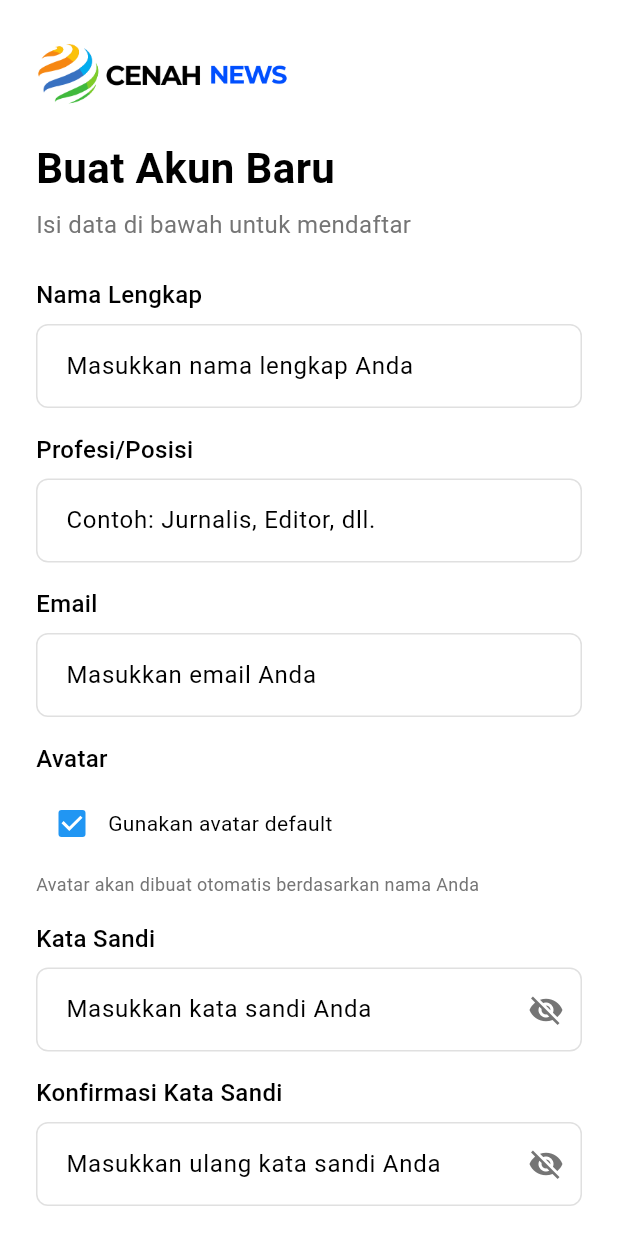
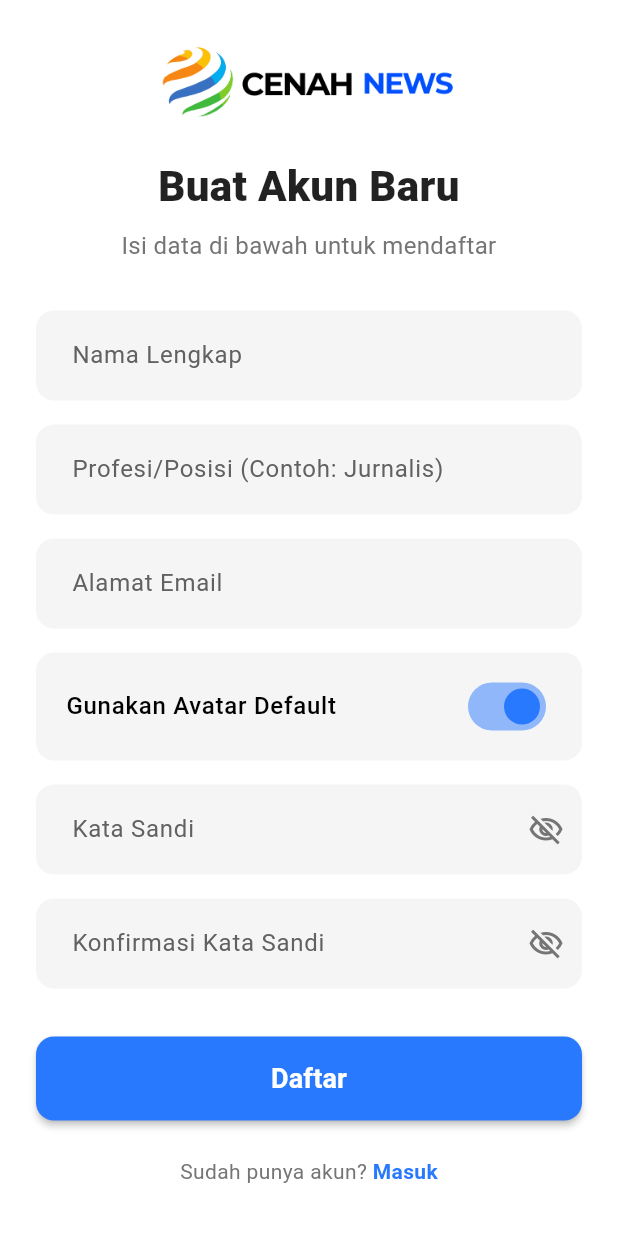
Before and after one commit to Mrizallr/Cenah_NewsApp, a Flutter app: the RegisterScreen screen opened by its route, on a phone screen of 412 x 824 dp. Run offline on Flutter 3.47's test engine with Material 3 defaults, Android fonts, the light colour scheme and no system bars; our stand-ins replace flutter_screenutil, shared_preferences; accounts and stored records are empty; Roboto replaces fonts that are missing (Poppins).

Commit message:
update ui register

```diff
--- a/lib/src/pages/auth/register_screen.dart
+++ b/lib/src/pages/auth/register_screen.dart
@@ -25,7 +25,13 @@ class _RegisterScreenState extends State<RegisterScreen> {
   bool _isLoading = false;
   bool _useDefaultAvatar = true;
 
-  void _submitForm(BuildContext context) async {
+  // Warna utama baru sesuai permintaan Anda
+  static final Color _primaryColor = Colors.blueAccent[400]!;
+
+  void _submitForm() async {
+    // Sembunyikan keyboard saat submit
+    FocusScope.of(context).unfocus();
+
     if (_formKey.currentState!.validate()) {
       setState(() => _isLoading = true);
 
@@ -36,7 +42,7 @@ class _RegisterScreenState extends State<RegisterScreen> {
         "password": _passwordController.text,
         "avatar":
             _useDefaultAvatar
-                ? 'https://i.pravatar.cc/150?img=${_nameController.text}'
+                ? 'https://i.pravatar.cc/150?u=${_emailController.text}'
                 : _avatarUrlController.text,
       };
 
@@ -47,12 +53,14 @@ class _RegisterScreenState extends State<RegisterScreen> {
         if (success) {
           _showSuccessDialog();
         } else {
-          _showSnackBar("Registrasi gagal - Email mungkin sudah terdaftar");
+          _showSnackBar("Registrasi gagal - Email mungkin sudah terdaftar.");
         }
       } catch (e) {
         _showSnackBar("Terjadi kesalahan: ${e.toString()}");
       } finally {
+        if (mounted) {
           setState(() => _isLoading = false);
+        }
       }
     }
   }
@@ -60,13 +68,10 @@ class _RegisterScreenState extends State<RegisterScreen> {
   void _showSnackBar(String message, {bool isError = true}) {
     ScaffoldMessenger.of(context).showSnackBar(
       SnackBar(
-        content: Text(message),
+        content: Text(message, style: const TextStyle(color: Colors.white)),
         behavior: SnackBarBehavior.floating,
-        shape: RoundedRectangleBorder(borderRadius: BorderRadius.circular(10)),
-        backgroundColor:
-            isError
-                ? Theme.of(context).colorScheme.error
-                : Theme.of(context).colorScheme.primary,
+        shape: RoundedRectangleBorder(borderRadius: BorderRadius.circular(12)),
+        backgroundColor: isError ? Colors.redAccent : Colors.green,
       ),
     );
   }
@@ -75,43 +80,51 @@ class _RegisterScreenState extends State<RegisterScreen> {
     showDialog(
       context: context,
       barrierDismissible: false,
-      builder: (context) {
-        return Center(
-          child: Container(
-            width: 260,
-            padding: const EdgeInsets.all(24),
-            decoration: BoxDecoration(
-              color: Colors.blue[600],
-              borderRadius: BorderRadius.circular(16),
+      builder: (BuildContext context) {
+        return Dialog(
+          shape: RoundedRectangleBorder(
+            borderRadius: BorderRadius.circular(20),
           ),
+          child: Padding(
+            padding: const EdgeInsets.symmetric(horizontal: 24, vertical: 32),
             child: Column(
               mainAxisSize: MainAxisSize.min,
               children: [
-                const Icon(Icons.check_circle, color: Colors.white, size: 64),
-                const SizedBox(height: 16),
+                Icon(
+                  Icons.check_circle_outline,
+                  color: _primaryColor,
+                  size: 80,
+                ),
+                const SizedBox(height: 24),
                 const Text(
                   'Registrasi Berhasil!',
                   textAlign: TextAlign.center,
-                  style: TextStyle(
-                    color: Colors.white,
-                    fontSize: 18,
-                    fontWeight: FontWeight.bold,
+                  style: TextStyle(fontSize: 22, fontWeight: FontWeight.bold),
                 ),
+                const SizedBox(height: 8),
+                Text(
+                  'Anda sekarang bisa masuk dengan akun baru Anda.',
+                  textAlign: TextAlign.center,
+                  style: TextStyle(fontSize: 16, color: Colors.grey[600]),
                 ),
-                const SizedBox(height: 16),
+                const SizedBox(height: 32),
                 ElevatedButton(
                   style: ElevatedButton.styleFrom(
-                    backgroundColor: Colors.white,
-                    foregroundColor: Colors.blue[600],
+                    backgroundColor: _primaryColor,
+                    foregroundColor: Colors.white,
                     shape: RoundedRectangleBorder(
-                      borderRadius: BorderRadius.circular(8),
+                      borderRadius: BorderRadius.circular(12),
+                    ),
+                    padding: const EdgeInsets.symmetric(
+                      horizontal: 40,
+                      vertical: 14,
                     ),
                   ),
                   onPressed: () {
-                    Navigator.pop(context); // Tutup dialog
-                    Navigator.pop(context); // Kembali ke login
+                    Navigator.of(context).pop(); // Tutup dialog
+                    Navigator.of(context).pop(); // Kembali ke login
                   },
-                  child: const Text('OK'),
+                  child: const Text('OK', style: TextStyle(fontSize: 16)),
                 ),
               ],
             ),
@@ -132,73 +145,26 @@ class _RegisterScreenState extends State<RegisterScreen> {
     super.dispose();
   }
 
-  InputDecoration _inputDecoration(String hintText, {Widget? suffixIcon}) {
+  InputDecoration _inputDecoration(String labelText, {Widget? suffixIcon}) {
     return InputDecoration(
-      hintText: hintText,
+      labelText: labelText,
+      labelStyle: TextStyle(color: Colors.grey[700]),
+      suffixIcon: suffixIcon,
+      fillColor: Colors.grey[100],
+      filled: true,
+      contentPadding: const EdgeInsets.symmetric(horizontal: 20, vertical: 18),
       border: OutlineInputBorder(
-        borderRadius: BorderRadius.circular(8),
-        borderSide: BorderSide(color: Colors.grey[300]!),
+        borderRadius: BorderRadius.circular(12),
+        borderSide: BorderSide.none,
       ),
       enabledBorder: OutlineInputBorder(
-        borderRadius: BorderRadius.circular(8),
-        borderSide: BorderSide(color: Colors.grey[300]!),
+        borderRadius: BorderRadius.circular(12),
+        borderSide: BorderSide.none,
       ),
       focusedBorder: OutlineInputBorder(
-        borderRadius: BorderRadius.circular(8),
-        borderSide: BorderSide(color: Colors.blue[600]!, width: 2),
+        borderRadius: BorderRadius.circular(12),
+        borderSide: BorderSide(color: _primaryColor, width: 2),
       ),
-      contentPadding: const EdgeInsets.symmetric(horizontal: 16, vertical: 16),
-      suffixIcon: suffixIcon,
-    );
-  }
-
-  Widget _buildAvatarSection() {
-    return Column(
-      crossAxisAlignment: CrossAxisAlignment.start,
-      children: [
-        const Text(
-          'Avatar',
-          style: TextStyle(fontSize: 16, fontWeight: FontWeight.w500),
-        ),
-        const SizedBox(height: 8),
-        Row(
-          children: [
-            Checkbox(
-              value: _useDefaultAvatar,
-              onChanged: (value) {
-                setState(() {
-                  _useDefaultAvatar = value ?? true;
-                });
-              },
-            ),
-            const Text('Gunakan avatar default'),
-          ],
-        ),
-        if (!_useDefaultAvatar) ...[
-          const SizedBox(height: 8),
-          TextFormField(
-            controller: _avatarUrlController,
-            decoration: _inputDecoration('Masukkan URL avatar'),
-            keyboardType: TextInputType.url,
-            validator: (value) {
-              if (!_useDefaultAvatar && (value == null || value.isEmpty)) {
-                return 'URL avatar tidak boleh kosong';
-              }
-              if (!_useDefaultAvatar &&
-                  !Uri.tryParse(value!)!.hasAbsolutePath) {
-                return 'URL tidak valid';
-              }
-              return null;
-            },
-          ),
-        ],
-        const SizedBox(height: 8),
-        if (_useDefaultAvatar)
-          Text(
-            'Avatar akan dibuat otomatis berdasarkan nama Anda',
-            style: TextStyle(color: Colors.grey[600], fontSize: 12),
-          ),
-      ],
     );
   }
 
@@ -208,220 +174,238 @@ class _RegisterScreenState extends State<RegisterScreen> {
       backgroundColor: Colors.white,
       body: SafeArea(
         child: SingleChildScrollView(
-          padding: const EdgeInsets.symmetric(horizontal: 24, vertical: 16),
+          child: Padding(
+            padding: const EdgeInsets.all(24.0),
             child: Form(
               key: _formKey,
               autovalidateMode: AutovalidateMode.onUserInteraction,
               child: Column(
-              crossAxisAlignment: CrossAxisAlignment.start,
+                crossAxisAlignment: CrossAxisAlignment.stretch,
                 children: [
-                Image.asset('assets/images/logo2.png', width: 170, height: 65),
-                const SizedBox(height: 15),
-                const Text(
-                  'Buat Akun Baru',
-                  style: TextStyle(
-                    fontSize: 28,
-                    fontWeight: FontWeight.bold,
-                    color: Colors.black,
-                    height: 1.2,
-                  ),
-                ),
-                const SizedBox(height: 8),
-                Text(
-                  'Isi data di bawah untuk mendaftar',
-                  style: TextStyle(fontSize: 16, color: Colors.grey[600]),
-                ),
-                const SizedBox(height: 24),
-
-                // Nama
-                const Text(
-                  'Nama Lengkap',
-                  style: TextStyle(fontSize: 16, fontWeight: FontWeight.w500),
-                ),
-                const SizedBox(height: 8),
-                TextFormField(
+                  _buildHeader(),
+                  const SizedBox(height: 32),
+                  _buildFormField(
                     controller: _nameController,
-                  decoration: _inputDecoration('Masukkan nama lengkap Anda'),
+                    label: 'Nama Lengkap',
                     validator:
-                      (value) =>
-                          value == null || value.isEmpty
-                              ? 'Nama tidak boleh kosong'
-                              : null,
+                        (v) => v!.isEmpty ? 'Nama tidak boleh kosong' : null,
                   ),
                   const SizedBox(height: 16),
-
-                // Title (Profession/Position)
-                const Text(
-                  'Profesi/Posisi',
-                  style: TextStyle(fontSize: 16, fontWeight: FontWeight.w500),
-                ),
-                const SizedBox(height: 8),
-                TextFormField(
+                  _buildFormField(
                     controller: _titleController,
-                  decoration: _inputDecoration(
-                    'Contoh: Jurnalis, Editor, dll.',
-                  ),
+                    label: 'Profesi/Posisi (Contoh: Jurnalis)',
                     validator:
-                      (value) =>
-                          value == null || value.isEmpty
-                              ? 'Profesi tidak boleh kosong'
-                              : null,
+                        (v) => v!.isEmpty ? 'Profesi tidak boleh kosong' : null,
                   ),
                   const SizedBox(height: 16),
-
-                // Email
-                const Text(
-                  'Email',
-                  style: TextStyle(fontSize: 16, fontWeight: FontWeight.w500),
-                ),
-                const SizedBox(height: 8),
-                TextFormField(
+                  _buildFormField(
                     controller: _emailController,
-                  decoration: _inputDecoration('Masukkan email Anda'),
+                    label: 'Alamat Email',
                     keyboardType: TextInputType.emailAddress,
-                  validator: (value) {
-                    if (value == null || value.isEmpty)
-                      return 'Email tidak boleh kosong';
-                    if (!RegExp(r'^[^@]+@[^@]+\.[^@]+').hasMatch(value)) {
-                      return 'Email tidak valid';
+                    validator: (v) {
+                      if (v!.isEmpty) return 'Email tidak boleh kosong';
+                      if (!RegExp(r'^[^@]+@[^@]+\.[^@]+').hasMatch(v)) {
+                        return 'Masukkan email yang valid';
                       }
                       return null;
                     },
                   ),
                   const SizedBox(height: 16),
-
-                // Avatar Section
                   _buildAvatarSection(),
                   const SizedBox(height: 16),
-
-                // Password
-                const Text(
-                  'Kata Sandi',
-                  style: TextStyle(fontSize: 16, fontWeight: FontWeight.w500),
+                  _buildFormField(
+                    controller: _passwordController,
+                    label: 'Kata Sandi',
+                    obscureText: _obscurePassword,
+                    suffixIcon: _buildTogglePasswordVisibility(
+                      _obscurePassword,
+                      () =>
+                          setState(() => _obscurePassword = !_obscurePassword),
                     ),
-                const SizedBox(height: 8),
-                TextFormField(
-                  controller: _passwordController,
-                  obscureText: _obscurePassword,
-                  decoration: _inputDecoration(
-                    'Masukkan kata sandi Anda',
-                    suffixIcon: IconButton(
-                      icon: Icon(
-                        _obscurePassword
-                            ? Icons.visibility_off
-                            : Icons.visibility,
-                        color: Colors.grey[600],
-                      ),
-                      onPressed:
-                          () => setState(
-                            () => _obscurePassword = !_obscurePassword,
-                          ),
-                    ),
-                  ),
-                  validator: (value) {
-                    if (value == null || value.isEmpty)
-                      return 'Kata sandi tidak boleh kosong';
-                    if (value.length < 6) return 'Minimal 6 karakter';
+                    validator: (v) {
+                      if (v!.isEmpty) return 'Kata sandi tidak boleh kosong';
+                      if (v.length < 6) return 'Kata sandi minimal 6 karakter';
                       return null;
                     },
                   ),
                   const SizedBox(height: 16),
-
-                // Konfirmasi Password
-                const Text(
-                  'Konfirmasi Kata Sandi',
-                  style: TextStyle(fontSize: 16, fontWeight: FontWeight.w500),
-                ),
-                const SizedBox(height: 8),
-                TextFormField(
+                  _buildFormField(
                     controller: _confirmPasswordController,
+                    label: 'Konfirmasi Kata Sandi',
                     obscureText: _obscureConfirmPassword,
-                  decoration: _inputDecoration(
-                    'Masukkan ulang kata sandi Anda',
-                    suffixIcon: IconButton(
-                      icon: Icon(
-                        _obscureConfirmPassword
-                            ? Icons.visibility_off
-                            : Icons.visibility,
-                        color: Colors.grey[600],
-                      ),
-                      onPressed:
+                    suffixIcon: _buildTogglePasswordVisibility(
+                      _obscureConfirmPassword,
                       () => setState(
                         () =>
-                                _obscureConfirmPassword =
-                                    !_obscureConfirmPassword,
+                            _obscureConfirmPassword = !_obscureConfirmPassword,
                       ),
                     ),
+                    validator:
+                        (v) =>
+                            v != _passwordController.text
+                                ? 'Kata sandi tidak cocok'
+                                : null,
                   ),
-                  validator: (value) {
-                    if (value == null || value.isEmpty)
-                      return 'Konfirmasi kata sandi tidak boleh kosong';
-                    if (value != _passwordController.text)
-                      return 'Kata sandi tidak cocok';
-                    return null;
-                  },
-                ),
+                  const SizedBox(height: 32),
+                  _buildRegisterButton(),
                   const SizedBox(height: 24),
-
-                // Tombol Daftar
-                SizedBox(
-                  width: double.infinity,
-                  height: 56,
-                  child: ElevatedButton(
-                    onPressed: _isLoading ? null : () => _submitForm(context),
-                    style: ElevatedButton.styleFrom(
-                      backgroundColor: Colors.blue[600],
-                      shape: RoundedRectangleBorder(
-                        borderRadius: BorderRadius.circular(8),
-                      ),
-                      elevation: 0,
-                    ),
-                    child:
-                        _isLoading
-                            ? const CircularProgressIndicator(
-                              color: Colors.white,
-                              strokeWidth: 2,
-                            )
-                            : const Text(
-                              'Daftar',
-                              style: TextStyle(
-                                fontSize: 16,
-                                fontWeight: FontWeight.w600,
-                                color: Colors.white,
-                              ),
-                            ),
-                  ),
-                ),
-                const SizedBox(height: 24),
-
-                // Link ke Login
-                Center(
-                  child: Row(
-                    mainAxisAlignment: MainAxisAlignment.center,
-                    children: [
-                      Text(
-                        "Sudah punya akun? ",
-                        style: TextStyle(color: Colors.grey[600], fontSize: 14),
-                      ),
-                      GestureDetector(
-                        onTap: () => Navigator.pop(context),
-                        child: Text(
-                          'Masuk',
-                          style: TextStyle(
-                            color: Colors.blue[600],
-                            fontSize: 14,
-                            fontWeight: FontWeight.w600,
-                          ),
-                        ),
-                      ),
+                  _buildLoginLink(),
                 ],
               ),
-                ),
-              ],
             ),
           ),
         ),
       ),
     );
   }
+
+  Widget _buildHeader() {
+    return Column(
+      crossAxisAlignment: CrossAxisAlignment.center,
+      children: [
+        Image.asset('assets/images/logo2.png', height: 60, fit: BoxFit.contain),
+        const SizedBox(height: 20),
+        const Text(
+          'Buat Akun Baru',
+          textAlign: TextAlign.center,
+          style: TextStyle(
+            fontSize: 28,
+            fontWeight: FontWeight.w900,
+            color: Colors.black87,
+          ),
+        ),
+        const SizedBox(height: 8),
+        Text(
+          'Isi data di bawah untuk mendaftar',
+          textAlign: TextAlign.center,
+          style: TextStyle(fontSize: 16, color: Colors.grey[600]),
+        ),
+      ],
+    );
   }
+
+  Widget _buildFormField({
+    required TextEditingController controller,
+    required String label,
+    required String? Function(String?) validator,
+    bool obscureText = false,
+    TextInputType? keyboardType,
+    Widget? suffixIcon,
+  }) {
+    return TextFormField(
+      controller: controller,
+      decoration: _inputDecoration(label, suffixIcon: suffixIcon),
+      obscureText: obscureText,
+      keyboardType: keyboardType,
+      validator: validator,
+    );
+  }
+
+  Widget _buildAvatarSection() {
+    return Container(
+      padding: const EdgeInsets.symmetric(horizontal: 12, vertical: 8),
+      decoration: BoxDecoration(
+        color: Colors.grey[100],
+        borderRadius: BorderRadius.circular(12),
+      ),
+      child: Column(
+        children: [
+          SwitchListTile.adaptive(
+            title: const Text(
+              'Gunakan Avatar Default',
+              style: TextStyle(fontWeight: FontWeight.w500),
+            ),
+            value: _useDefaultAvatar,
+            onChanged: (value) => setState(() => _useDefaultAvatar = value),
+            activeColor: _primaryColor,
+            contentPadding: const EdgeInsets.symmetric(horizontal: 8),
+          ),
+          AnimatedSize(
+            duration: const Duration(milliseconds: 300),
+            curve: Curves.easeInOut,
+            child:
+                !_useDefaultAvatar
+                    ? Padding(
+                      padding: const EdgeInsets.fromLTRB(8, 0, 8, 16),
+                      child: TextFormField(
+                        controller: _avatarUrlController,
+                        decoration: _inputDecoration('Masukkan URL Avatar'),
+                        keyboardType: TextInputType.url,
+                        validator: (v) {
+                          if (!_useDefaultAvatar) {
+                            if (v == null || v.isEmpty)
+                              return 'URL tidak boleh kosong';
+                            final uri = Uri.tryParse(v);
+                            if (uri == null || !uri.isAbsolute)
+                              return 'Masukkan URL yang valid';
+                          }
+                          return null;
+                        },
+                      ),
+                    )
+                    : const SizedBox.shrink(),
+          ),
+        ],
+      ),
+    );
+  }
+
+  Widget _buildTogglePasswordVisibility(
+    bool isObscured,
+    VoidCallback onPressed,
+  ) {
+    return IconButton(
+      icon: Icon(
+        isObscured ? Icons.visibility_off_outlined : Icons.visibility_outlined,
+        color: Colors.grey[600],
+      ),
+      onPressed: onPressed,
+    );
+  }
+
+  Widget _buildRegisterButton() {
+    return SizedBox(
+      height: 56,
+      child: ElevatedButton(
+        onPressed: _isLoading ? null : _submitForm,
+        style: ElevatedButton.styleFrom(
+          backgroundColor: _primaryColor,
+          disabledBackgroundColor: _primaryColor.withOpacity(0.7),
+          shape: RoundedRectangleBorder(
+            borderRadius: BorderRadius.circular(12),
+          ),
+          elevation: 2,
+        ),
+        child:
+            _isLoading
+                ? const CircularProgressIndicator(
+                  valueColor: AlwaysStoppedAnimation<Color>(Colors.white),
+                )
+                : const Text(
+                  'Daftar',
+                  style: TextStyle(
+                    fontSize: 18,
+                    fontWeight: FontWeight.bold,
+                    color: Colors.white,
+                  ),
+                ),
+      ),
+    );
+  }
+
+  Widget _buildLoginLink() {
+    return Row(
+      mainAxisAlignment: MainAxisAlignment.center,
+      children: [
+        Text("Sudah punya akun? ", style: TextStyle(color: Colors.grey[600])),
+        GestureDetector(
+          onTap: () => Navigator.pop(context),
+          child: Text(
+            'Masuk',
+            style: TextStyle(color: _primaryColor, fontWeight: FontWeight.bold),
+          ),
+        ),
+      ],
+    );
+  }
+}
```
Lines whose indentation alone changed are shown as unchanged.
